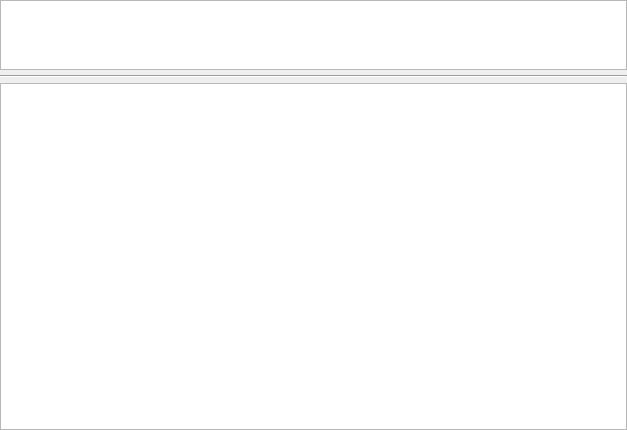
Before: the Qt Designer form mva/Licenta/gui/forms/smart_widget.ui in bogdan-constandache/SystemToolKit, drawn with Qt 5.
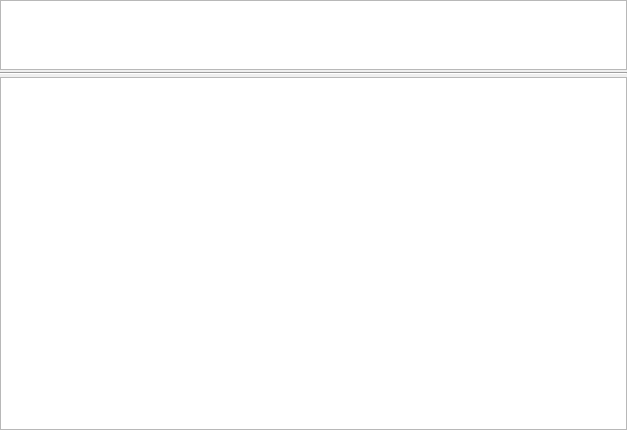
After: the same form once the commit is applied.

Diff of the .ui file:
```diff
--- a/mva/Licenta/gui/forms/smart_widget.ui
+++ b/mva/Licenta/gui/forms/smart_widget.ui
@@ -15,7 +15,7 @@
   </property>
   <layout class="QVBoxLayout" name="verticalLayout">
    <property name="spacing">
-    <number>5</number>
+    <number>2</number>
    </property>
    <property name="leftMargin">
     <number>0</number>
```
